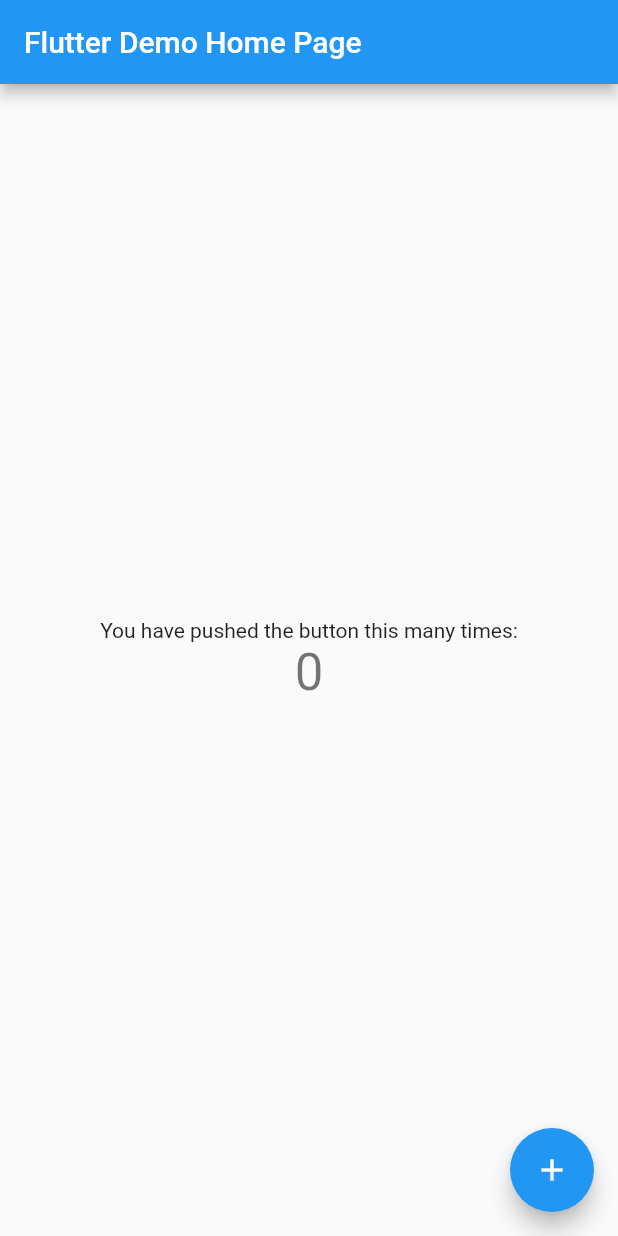
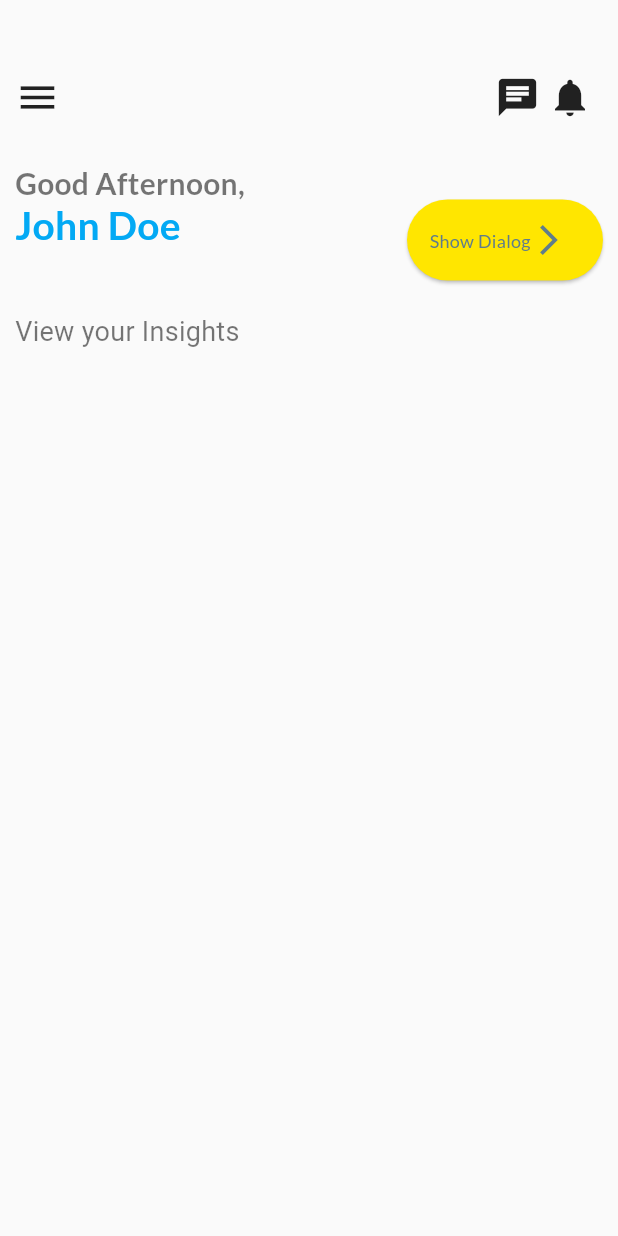
Before and after one commit to NityaKasturey01/zarity_flutter_assign, a Flutter app: the screen it shows after launch, on a phone screen of 412 x 824 dp. Run offline on Flutter 3.47's test engine with Material 2 defaults, Android fonts, the phone set to English and light mode, and no system bars; our stand-ins replace google_fonts.

Commit message:
UI Development

```diff
--- a/lib/main.dart
+++ b/lib/main.dart
@@ -1,4 +1,6 @@
 import 'package:flutter/material.dart';
+import 'package:zarity_flutter_project/screens/homepage.dart';
+import 'package:google_fonts/google_fonts.dart';
 
 void main() {
   runApp(const MyApp());
@@ -48,17 +50,17 @@ class MyHomePage extends StatefulWidget {
 }
 
 class _MyHomePageState extends State<MyHomePage> {
-  int _counter = 0;
 
-  void _incrementCounter() {
-    setState(() {
-      // This call to setState tells the Flutter framework that something has
-      // changed in this State, which causes it to rerun the build method below
-      // so that the display can reflect the updated values. If we changed
-      // _counter without calling setState(), then the build method would not be
-      // called again, and so nothing would appear to happen.
-      _counter++;
-    });
+  @override
+  void initState() {
+    super.initState();
+    Future.delayed(Duration(
+        seconds: 3
+    ), (){
+      Navigator.pushReplacement(context, MaterialPageRoute(builder: (context) => HomePage(),),);
+      //Navigator.push(context, MaterialPageRoute(builder: (context) => HomePage("8839100911", 1),),);
+      //Navigator.push(context, MaterialPageRoute(builder: (context) => CustomerRegistration("9876543210"),),);
+    },);
   }
 
   @override
@@ -70,46 +72,36 @@ class _MyHomePageState extends State<MyHomePage> {
     // fast, so that you can just rebuild anything that needs updating rather
     // than having to individually change instances of widgets.
     return Scaffold(
-      appBar: AppBar(
-        // Here we take the value from the MyHomePage object that was created by
-        // the App.build method, and use it to set our appbar title.
-        title: Text(widget.title),
+      backgroundColor: Color.fromRGBO(250, 255, 241, 1.0),
+      body: Center(
+          child: new Column(
+            children: [
+              new Container(
+                margin: EdgeInsets.only(top: 100.0),
+                child: Image.asset(
+                    "assets/images/flutter_logo.png"
+                ),
+              ),
+              new Container(
+                child: new Container(
+                  margin: EdgeInsets.only(top: 80.0),
+                  child: Text(
+                    "Flutter Project App",
+                    textAlign: TextAlign.left,
+                    style: GoogleFonts.lato(
+                      textStyle: TextStyle(
+                          color: Color.fromRGBO(239, 189, 63, 1),
+                          letterSpacing: .2,
+                          fontSize: 16,
+                          fontWeight: FontWeight.bold
+                      ),
+                    ),
+                  )
+                ),
+              )
+            ],
+          )
       ),
-      body: Center(
-        // Center is a layout widget. It takes a single child and positions it
-        // in the middle of the parent.
-        child: Column(
-          // Column is also a layout widget. It takes a list of children and
-          // arranges them vertically. By default, it sizes itself to fit its
-          // children horizontally, and tries to be as tall as its parent.
-          //
-          // Invoke "debug painting" (press "p" in the console, choose the
-          // "Toggle Debug Paint" action from the Flutter Inspector in Android
-          // Studio, or the "Toggle Debug Paint" command in Visual Studio Code)
-          // to see the wireframe for each widget.
-          //
-          // Column has various properties to control how it sizes itself and
-          // how it positions its children. Here we use mainAxisAlignment to
-          // center the children vertically; the main axis here is the vertical
-          // axis because Columns are vertical (the cross axis would be
-          // horizontal).
-          mainAxisAlignment: MainAxisAlignment.center,
-          children: <Widget>[
-            const Text(
-              'You have pushed the button this many times:',
-            ),
-            Text(
-              '$_counter',
-              style: Theme.of(context).textTheme.headline4,
-            ),
-          ],
-        ),
-      ),
-      floatingActionButton: FloatingActionButton(
-        onPressed: _incrementCounter,
-        tooltip: 'Increment',
-        child: const Icon(Icons.add),
-      ), // This trailing comma makes auto-formatting nicer for build methods.
     );
   }
 }
--- /dev/null
+++ b/lib/screens/homepage.dart
@@ -0,0 +1,143 @@
+import 'package:flutter/material.dart';
+import 'package:google_fonts/google_fonts.dart';
+
+class HomePage extends StatefulWidget {
+  const HomePage({Key? key}) : super(key: key);
+
+  @override
+  State<HomePage> createState() => _HomePageState();
+}
+
+class _HomePageState extends State<HomePage> {
+  @override
+  Widget build(BuildContext context) {
+    return Scaffold(
+      body: Container(
+        padding: EdgeInsets.all(10),
+        child: Column(
+          children: [
+            Container(
+              height: 50,
+            margin: EdgeInsets.only(top: 30),
+            child: Row(
+              children: [
+                Container(
+                child: Icon(Icons.menu, size: 30,),
+                  margin: EdgeInsets.only(right: 290),
+                ),
+                Container(
+                  alignment: Alignment.centerRight,
+                  child: Icon(Icons.chat, size: 30,),
+                  margin: EdgeInsets.only(right: 5),
+                ),
+                Container(
+                  alignment: Alignment.centerRight,
+                  child: Icon(Icons.notifications, size: 30,)
+                ),
+
+              ],
+            )
+            ),
+
+            Container(
+              margin: EdgeInsets.only(top: 20),
+              height: 100,
+              alignment: Alignment.centerLeft,
+              child: Row(
+                children: [
+                  Expanded(
+                    flex: 2,
+                    child: Container(
+                      alignment: Alignment.centerLeft,
+                      width: MediaQuery.of(context).size.width * 0.25,
+                      child: Column(
+                        crossAxisAlignment: CrossAxisAlignment.start,
+                        children: [
+                          Text(
+                            "Good Afternoon,",
+                            textAlign: TextAlign.left,
+                            style: GoogleFonts.lato(
+                              textStyle: TextStyle(
+                                  color: Colors.black54,
+                                  letterSpacing: .2,
+                                  fontSize: 20,
+                                  fontWeight: FontWeight.bold
+                              ),
+                            ),
+                          ),
+                          Text(
+                            "John Doe",
+                            textAlign: TextAlign.left,
+                            style: GoogleFonts.lato(
+                              textStyle: TextStyle(
+                                  color: Colors.lightBlue,
+                                  letterSpacing: .2,
+                                  fontSize: 26,
+                                  fontWeight: FontWeight.bold
+                              ),
+                            ),
+                          ),
+                        ],
+                      )
+                    ),
+                  ),
+                  Expanded(
+                    flex: 1,
+                    child: Container(
+                      width: MediaQuery.of(context).size.width * 0.25,
+                      child: Container(
+                        width: 100,
+                        child: RaisedButton(
+                          elevation: 1.0,
+                          onPressed: (){
+                          },
+                          padding: EdgeInsets.all(15.0),
+                          shape: RoundedRectangleBorder(
+                            borderRadius: BorderRadius.circular(40.0),
+                          ),
+                          color: Color.fromRGBO(255, 230, 0, 1),
+                          child: Row(
+                            children: [
+                              Text(
+                                "Show Dialog",
+                                textAlign: TextAlign.left,
+                                style: GoogleFonts.lato(
+                                  textStyle: TextStyle(
+                                      color: Colors.blueGrey,
+                                      letterSpacing: .2,
+                                      fontSize: 12,
+                                  ),
+                                ),
+                              ),
+                              Icon(Icons.arrow_forward_ios_outlined,
+                                color: Colors.blueGrey,),
+                            ],
+                          )
+
+                        ),
+                      )
+                    ),
+                  ),
+                ],
+              ),
+            ),
+            Container(
+              alignment: Alignment.centerLeft,
+              child: Text(
+                "View your Insights",
+                textAlign: TextAlign.left,
+                style: GoogleFonts.roboto(
+                  textStyle: TextStyle(
+                    color: Colors.black54,
+                    letterSpacing: .2,
+                    fontSize: 18,
+                  ),
+                ),
+              ),
+            )
+          ],
+        ),
+      ),
+    );
+  }
+}
--- a/pubspec.yaml
+++ b/pubspec.yaml
@@ -45,6 +45,7 @@ dev_dependencies:
   # package. See that file for information about deactivating specific lint
   # rules and activating additional ones.
   flutter_lints: ^2.0.0
+  google_fonts: ^3.0.1
 
 # For information on the generic Dart part of this file, see the
 # following page: https://dart.dev/tools/pub/pubspec
@@ -58,8 +59,8 @@ flutter:
   uses-material-design: true
 
   # To add assets to your application, add an assets section, like this:
-  # assets:
-  #   - images/a_dot_burr.jpeg
+  assets:
+  - assets/images/flutter_logo.png
   #   - images/a_dot_ham.jpeg
 
   # An image asset can refer to one or more resolution-specific "variants", see
```
Also changed, not shown: assets/images/flutter_logo.png (added), pubspec.lock.
